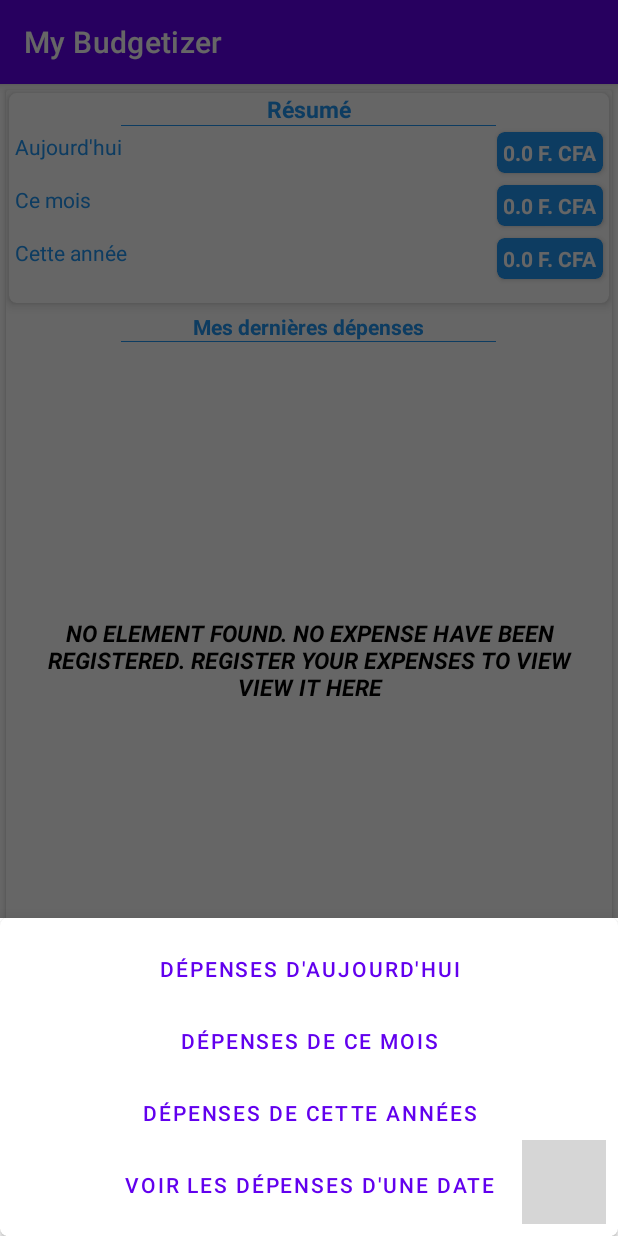
After one commit to Abdoulbasihd/my-personal-budget-computer, an Android app: the fragment BottomSheetMoreExpenseMenuFragment placed in its activity, on a phone screen of 412 x 824 dp. The commit adds this screen. Run offline under Robolectric (Android 15) with nearby library versions, the phone set to English and light mode, and no system bars; our stand-ins replace Room's generated code, data binding; grey boxes are pictures that could not be loaded.

Commit message:
expenses search menu

```diff
--- a/MyBudgetizer/app/build.gradle
+++ b/MyBudgetizer/app/build.gradle
@@ -36,6 +36,7 @@ android {
 }
 
 dependencies {
+    implementation 'androidx.legacy:legacy-support-v4:1.0.0'
     def room_version = "2.4.2"
 
     implementation fileTree(dir: "libs", include: ["*.jar"])
--- a/MyBudgetizer/app/src/main/AndroidManifest.xml
+++ b/MyBudgetizer/app/src/main/AndroidManifest.xml
@@ -9,6 +9,9 @@
         android:roundIcon="@mipmap/ic_launcher_round"
         android:supportsRtl="true"
         android:theme="@style/AppTheme">
+        <activity
+            android:name=".ui.expense.ExpensesActivity"
+            android:exported="false" />
         <activity
             android:name=".ui.expense.ExpenseFilterActivity"
             android:exported="false" />
--- /dev/null
+++ b/MyBudgetizer/app/src/main/java/cm/abimmobiledev/mybudgetizer/ui/expense/BottomSheetMoreExpenseMenuFragment.java
@@ -0,0 +1,49 @@
+package cm.abimmobiledev.mybudgetizer.ui.expense;
+
+import android.os.Bundle;
+import android.view.LayoutInflater;
+import android.view.View;
+import android.view.ViewGroup;
+import android.widget.Toast;
+
+import com.google.android.material.bottomsheet.BottomSheetDialogFragment;
+import com.google.android.material.button.MaterialButton;
+
+import cm.abimmobiledev.mybudgetizer.R;
+import cm.abimmobiledev.mybudgetizer.nav.ExNavigation;
+
+
+public class BottomSheetMoreExpenseMenuFragment extends BottomSheetDialogFragment {
+
+    public BottomSheetMoreExpenseMenuFragment() {
+        // Required empty public constructor
+    }
+
+
+    @Override
+    public void onCreate(Bundle savedInstanceState) {
+        super.onCreate(savedInstanceState);
+    }
+
+    @Override
+    public View onCreateView(LayoutInflater inflater, ViewGroup container,
+                             Bundle savedInstanceState) {
+        // Inflate the layout for this fragment
+        View view = inflater.inflate(R.layout.fragment_bottom_sheet_more_expense_menu, container, false);
+
+        MaterialButton today = view.findViewById(R.id.view_today_expenses);
+        MaterialButton thisMonth = view.findViewById(R.id.view_this_month_expenses);
+        MaterialButton thisYear = view.findViewById(R.id.view_this_year_expenses);
+        MaterialButton searchOther = view.findViewById(R.id.filter_for_a_given_date);
+
+        today.setOnClickListener(todayView -> ExNavigation.openExpenseSearch(getActivity(), ExNavigation.EXPENSE_OF_TODAY));
+
+        thisMonth.setOnClickListener(monthExpView -> ExNavigation.openExpenseSearch(getActivity(), ExNavigation.EXPENSE_OF_THIS_MONTH));
+
+        thisYear.setOnClickListener(yearView -> ExNavigation.openExpenseSearch(getActivity(), ExNavigation.EXPENSE_OF_THIS_YEAR));
+
+        searchOther.setOnClickListener(yearView -> ExNavigation.openExpenseSearch(getActivity(), ExNavigation.EXPENSE_OF_A_DATE));
+
+        return view;
+    }
+}
--- a/MyBudgetizer/app/src/main/res/layout/activity_expense_dashboard.xml
+++ b/MyBudgetizer/app/src/main/res/layout/activity_expense_dashboard.xml
@@ -180,48 +180,53 @@
                 android:layout_centerHorizontal="true"
                 android:background="@color/default_text_color_blue_cyan" />
 
-            <LinearLayout
+            <RelativeLayout
                 android:id="@+id/layout_last_expenses"
                 android:visibility="gone"
                 android:layout_width="match_parent"
                 android:layout_height="wrap_content"
                 android:layout_below="@+id/my_last_expenses_title_separator"
-                android:orientation="vertical">
+                android:layout_marginBottom="50dp"
+                android:orientation="vertical"
+                >
 
                 <androidx.recyclerview.widget.RecyclerView
                     android:id="@+id/my_last_expenses_recycler"
                     android:layout_width="match_parent"
                     android:layout_height="wrap_content"
-                    android:layout_margin="@dimen/small_margin_2"
                     android:layout_marginStart="@dimen/small_margin_2"
                     android:layout_marginTop="@dimen/small_margin_2"
                     android:layout_marginEnd="@dimen/small_margin_2"
-                    android:layout_marginBottom="@dimen/small_margin_2" />
+                    android:layout_marginBottom="40dp" />
 
-                <Button
+                <com.google.android.material.button.MaterialButton
                     android:id="@+id/show_more"
+                    android:layout_alignParentBottom="true"
                     android:layout_width="match_parent"
                     android:layout_height="wrap_content"
-                    android:layout_alignParentBottom="true"
                     android:layout_margin="@dimen/default_border_margin_4"
-                    android:textSize="11sp"
-                    android:background="@color/default_text_color_blue_cyan"
-                    android:text="@string/show_more_view_expenses_of_a_period"
-                    android:textColor="@color/text_white" />
-            </LinearLayout>
+                    android:text="@string/view_more"
+                    android:textColor="@color/text_white"
+                    app:cornerRadius="@dimen/default_card_radius_5"
+                    app:elevation="@dimen/default_card_elevation_2"
+                    />
+            </RelativeLayout>
+
 
             <TextView
                 android:id="@+id/no_expense_element"
                 android:layout_width="match_parent"
                 android:layout_height="wrap_content"
-                android:text="NO ELEMENT FOUND. NO EXPENSE HAVE BEEN REGISTERED. REGISTER YOUR EXPENSES TO VIEW VIEW IT HERE"
+                android:layout_centerInParent="true"
+                android:layout_marginStart="@dimen/big_margin_10"
+                android:layout_marginTop="@dimen/big_margin_10"
+                android:layout_marginEnd="@dimen/big_margin_10"
+                android:layout_marginBottom="@dimen/big_margin_10"
+                android:text="@string/no_expense_registered"
                 android:textAlignment="center"
                 android:textColor="@color/text_black"
-                android:textStyle="bold|italic"
                 android:textSize="@dimen/title_text_medium_size_15"
-                android:layout_centerInParent="true"
-                android:layout_margin="@dimen/big_margin_10"
-                />
+                android:textStyle="bold|italic" />
 
             <com.google.android.material.floatingactionbutton.FloatingActionButton
                 android:id="@+id/new_expense"
--- /dev/null
+++ b/MyBudgetizer/app/src/main/res/layout/fragment_bottom_sheet_more_expense_menu.xml
@@ -0,0 +1,58 @@
+<?xml version="1.0" encoding="utf-8"?>
+<layout xmlns:android="http://schemas.android.com/apk/res/android"
+    xmlns:tools="http://schemas.android.com/tools"
+    xmlns:app="http://schemas.android.com/apk/res-auto">
+
+    <data>
+
+    </data>
+
+    <androidx.cardview.widget.CardView
+        android:layout_width="match_parent"
+        android:layout_height="match_parent"
+        android:layout_margin="@dimen/default_border_margin_4"
+        app:cardElevation="@dimen/default_card_elevation_2"
+        app:cardCornerRadius="@dimen/default_card_radius_5"
+        tools:context=".ui.expense.BottomSheetMoreExpenseMenuFragment"
+        >
+
+        <LinearLayout
+            android:orientation="vertical"
+            android:layout_margin="@dimen/big_margin_10"
+            android:layout_width="match_parent"
+            android:layout_height="wrap_content"
+            >
+
+            <com.google.android.material.button.MaterialButton
+                android:id="@+id/view_today_expenses"
+                android:layout_width="match_parent"
+                android:layout_height="wrap_content"
+                android:text="@string/today_expenses"
+                />
+
+            <com.google.android.material.button.MaterialButton
+                android:id="@+id/view_this_month_expenses"
+                android:layout_width="match_parent"
+                android:layout_height="wrap_content"
+                android:text="@string/this_month_expense"
+                />
+
+            <com.google.android.material.button.MaterialButton
+                android:id="@+id/view_this_year_expenses"
+                android:layout_width="match_parent"
+                android:layout_height="wrap_content"
+                android:text="@string/this_year_expenses"
+                />
+
+            <com.google.android.material.button.MaterialButton
+                android:id="@+id/filter_for_a_given_date"
+                android:layout_width="match_parent"
+                android:layout_height="wrap_content"
+                android:text="@string/view_expenses_of_a_date"
+                />
+
+        </LinearLayout>
+
+    </androidx.cardview.widget.CardView>
+
+</layout>
--- a/MyBudgetizer/app/src/main/res/values/strings.xml
+++ b/MyBudgetizer/app/src/main/res/values/strings.xml
@@ -34,4 +34,13 @@
     <string name="expense_date">Date de la dépense :</string>
     <string name="expended_amount">Montant dépensé</string>
     <string name="looking_up">Recherche...</string>
+    <string name="view_more">Voir plus</string>
+    <string name="today_expenses">Dépenses d\'aujourd\'hui</string>
+    <string name="this_month_expense">Dépenses de ce mois</string>
+    <string name="this_year_expenses">Dépenses de cette années</string>
+    <string name="view_expenses_of_a_date">Voir les dépenses d\'une date</string>
+    <!-- TODO: Remove or change this placeholder text -->
+    <string name="hello_blank_fragment">Hello blank fragment</string>
+    <string name="my_periodical_expenses">Mes dépenses périodique</string>
+    <string name="no_expense_registered">NO ELEMENT FOUND. NO EXPENSE HAVE BEEN REGISTERED. REGISTER YOUR EXPENSES TO VIEW VIEW IT HERE</string>
 </resources>
```
Also changed, not shown: MyBudgetizer/app/src/main/java/cm/abimmobiledev/mybudgetizer/nav/ExNavigation.java (+14 -0 lines), MyBudgetizer/app/src/main/java/cm/abimmobiledev/mybudgetizer/ui/expense/ExpenseDashboardActivity.java (+19 -11 lines), MyBudgetizer/app/src/main/java/cm/abimmobiledev/mybudgetizer/ui/expense/ExpensesActivity.java (added, +68 -0 lines), MyBudgetizer/app/src/main/res/layout/activity_expenses.xml (added, +98 -0 lines), MyBudgetizer/app/src/main/res/layout/bs_menu_more_expense.xml (added, +56 -0 lines), MyBudgetizer/app/src/main/res/layout/item_expense.xml (+14 -6 lines).
